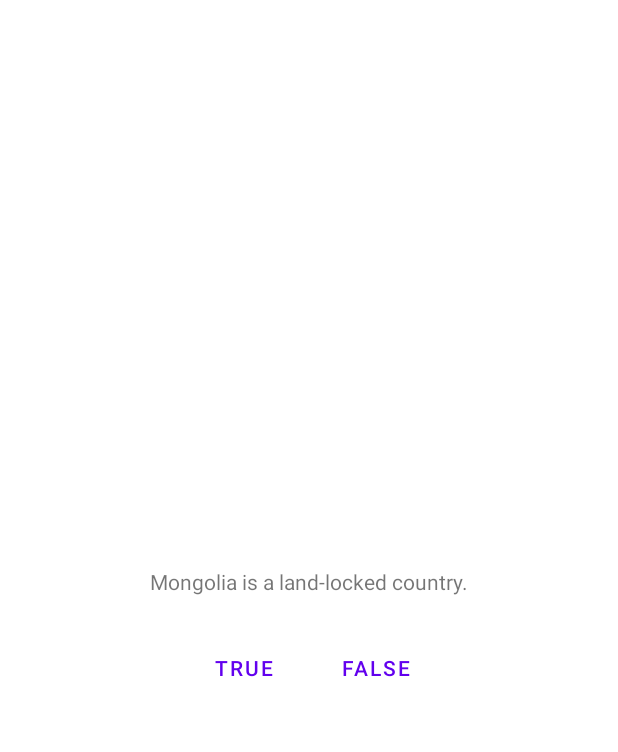
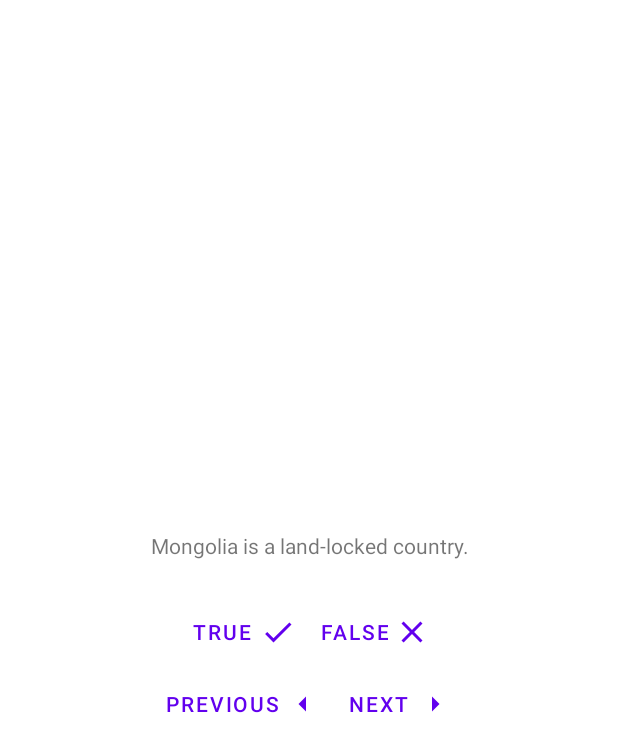
Before and after one commit to JRSiwiecki/GeoQuiz, an Android app: the layout activity_main.xml on its own in the app's theme, with its tools: preview values and no code run, on a phone screen of 412 x 824 dp. Shown: the top 752 px of the screen. Run offline under Robolectric (Android 15) with nearby library versions, the phone set to English and light mode, and no system bars.

Commit message:
Merge Chapter 2 Work (#3)
* Add question text, true & false buttons, and string resources

* Update buttons to be borderless

* Add IDs to buttons, add correct and incorrect text, add Toast popups for True and False buttons

* Update buttons to pop-up Snackbars instead of Toasts

* Remove unused import

* Add next button, move question strings to be more specific, add proper answer checking, add question cycling, remove unused import

* Add icons for true, false, and next buttons

* Add previous button, refactor how questions are updated

```diff
--- a/app/build.gradle
+++ b/app/build.gradle
@@ -30,6 +30,10 @@ android {
     kotlinOptions {
         jvmTarget = '1.8'
     }
+
+    buildFeatures {
+        viewBinding true
+    }
 }
 
 dependencies {
--- /dev/null
+++ b/app/src/main/res/drawable/arrow_left.xml
@@ -0,0 +1,5 @@
+<vector android:autoMirrored="true" android:height="24dp"
+    android:tint="#000000" android:viewportHeight="24"
+    android:viewportWidth="24" android:width="24dp" xmlns:android="http://schemas.android.com/apk/res/android">
+    <path android:fillColor="@android:color/white" android:pathData="M14,7l-5,5 5,5V7z"/>
+</vector>
--- /dev/null
+++ b/app/src/main/res/drawable/arrow_right.xml
@@ -0,0 +1,13 @@
+<vector
+    android:autoMirrored="true"
+    android:height="24dp"
+    android:tint="#000000"
+    android:viewportHeight="24"
+    android:viewportWidth="24"
+    android:width="24dp"
+    xmlns:android="http://schemas.android.com/apk/res/android">
+
+    <path
+        android:fillColor="@android:color/white"
+        android:pathData="M10,17l5,-5 -5,-5v10z"/>
+</vector>
--- /dev/null
+++ b/app/src/main/res/drawable/false_icon.xml
@@ -0,0 +1,5 @@
+<vector android:height="24dp" android:tint="#000000"
+    android:viewportHeight="24" android:viewportWidth="24"
+    android:width="24dp" xmlns:android="http://schemas.android.com/apk/res/android">
+    <path android:fillColor="@android:color/white" android:pathData="M19,6.41L17.59,5 12,10.59 6.41,5 5,6.41 10.59,12 5,17.59 6.41,19 12,13.41 17.59,19 19,17.59 13.41,12z"/>
+</vector>
--- /dev/null
+++ b/app/src/main/res/drawable/true_icon.xml
@@ -0,0 +1,5 @@
+<vector android:height="24dp" android:tint="#000000"
+    android:viewportHeight="24" android:viewportWidth="24"
+    android:width="24dp" xmlns:android="http://schemas.android.com/apk/res/android">
+    <path android:fillColor="@android:color/white" android:pathData="M9,16.17L4.83,12l-1.42,1.41L9,19 21,7l-1.41,-1.41z"/>
+</vector>
--- a/app/src/main/res/layout/activity_main.xml
+++ b/app/src/main/res/layout/activity_main.xml
@@ -1,15 +1,20 @@
 <?xml version="1.0" encoding="utf-8"?>
-<LinearLayout xmlns:android="http://schemas.android.com/apk/res/android"
+<LinearLayout
+	xmlns:android="http://schemas.android.com/apk/res/android"
+	xmlns:tools="http://schemas.android.com/tools"
+	xmlns:app="http://schemas.android.com/apk/res-auto"
 	android:layout_width="match_parent"
 	android:layout_height="match_parent"
 	android:gravity="center"
 	android:orientation="vertical">
 
 	<TextView
+		android:id="@+id/question_text_view"
 		android:layout_width="wrap_content"
 		android:layout_height="wrap_content"
+		android:gravity="center"
 		android:padding="24dp"
-		android:text="@string/question_text" />
+		tools:text="@string/question_mongolia" />
 
 		<LinearLayout
 			android:layout_width="wrap_content"
@@ -22,6 +27,8 @@
 				android:layout_width="wrap_content"
 				android:layout_height="wrap_content"
 				android:text="@string/true_button"
+				app:icon="@drawable/true_icon"
+				app:iconGravity="end"
 				style="?android:attr/buttonBarButtonStyle" />
 
 			<Button
@@ -29,6 +36,36 @@
 				android:layout_width="wrap_content"
 				android:layout_height="wrap_content"
 				android:text="@string/false_button"
+				app:icon="@drawable/false_icon"
+				app:iconGravity="end"
 				style="?android:attr/buttonBarButtonStyle" />
 		</LinearLayout>
+
+	<LinearLayout
+		android:layout_width="wrap_content"
+		android:layout_height="wrap_content"
+		android:orientation="horizontal"
+		>
+
+		<Button
+			android:id="@+id/previous_button"
+			android:layout_width="wrap_content"
+			android:layout_height="wrap_content"
+			android:text="@string/previous_button"
+			app:icon="@drawable/arrow_left"
+			app:iconGravity="end"
+			style="?android:attr/buttonBarButtonStyle"/>
+
+		<Button
+			android:id="@+id/next_button"
+			android:layout_width="wrap_content"
+			android:layout_height="wrap_content"
+			android:text="@string/next_button"
+			app:icon="@drawable/arrow_right"
+			app:iconGravity="end"
+			style="?android:attr/buttonBarButtonStyle"/>
+
+	</LinearLayout>
+
+
 </LinearLayout>
--- a/app/src/main/res/values/strings.xml
+++ b/app/src/main/res/values/strings.xml
@@ -1,8 +1,15 @@
 <resources>
     <string name="app_name">GeoQuiz</string>
-    <string name="question_text">Mongolia is a land-locked country.</string>
     <string name="true_button">True</string>
     <string name="false_button">False</string>
-    <string name="correct_toast">Correct! Mongolia is in fact a land-locked country.</string>
-    <string name="incorrect_toast">Incorrect! Mongolia is in fact a land-locked country.</string>
+    <string name="correct_toast">Correct!</string>
+    <string name="incorrect_toast">Incorrect!</string>
+    <string name="next_button">Next</string>
+    <string name="previous_button">Previous</string>
+
+    <string name="question_mongolia">Mongolia is a land-locked country.</string>
+    <string name="question_bermuda_triangle">The Bermuda Triangle is in the Pacific Ocean.</string>
+    <string name="question_mount_rushmore">Mount Rushmore is located in South Dakota.</string>
+    <string name="question_largest_island">Iceland is the world\'s largest island.</string>
+    <string name="question_brazil">Brazil is the largest country in South America.</string>
 </resources>
```
Also changed, not shown: app/src/main/java/com/bignerdranch/android/geoquiz/MainActivity.kt (+70 -18 lines), app/src/main/java/com/bignerdranch/android/geoquiz/Question.kt (added, +7 -0 lines).
